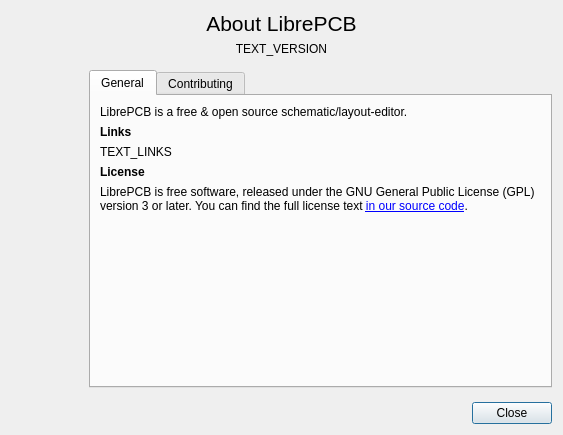
Qt form libs/librepcb/common/dialogs/aboutdialog.ui (Ainsley-Harriott/LibrePCB) before a commit.
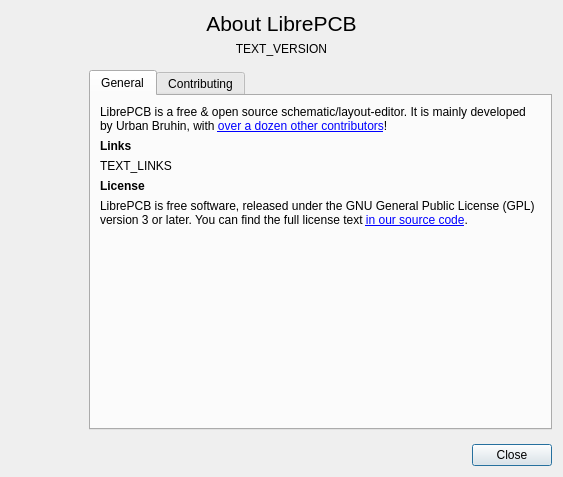
The same form after that commit. Icons and pictures are not drawn.

Commit message: AboutDialog: Mention contributors

```diff
--- a/libs/librepcb/common/dialogs/aboutdialog.ui
+++ b/libs/librepcb/common/dialogs/aboutdialog.ui
@@ -7,7 +7,7 @@
     <x>0</x>
     <y>0</y>
     <width>563</width>
-    <height>435</height>
+    <height>477</height>
    </rect>
   </property>
   <property name="windowTitle">
@@ -113,7 +113,10 @@
            <item>
             <widget class="QLabel" name="textIntro">
              <property name="text">
-              <string>LibrePCB is a free &amp; open source schematic/layout-editor.</string>
+              <string>LibrePCB is a free &amp;amp; open source schematic/layout-editor. It is mainly developed by Urban Bruhin, with &lt;a href=&quot;https://github.com/LibrePCB/LibrePCB/graphs/contributors&quot;&gt;over a dozen other contributors&lt;/a&gt;!</string>
+             </property>
+             <property name="wordWrap">
+              <bool>true</bool>
              </property>
             </widget>
            </item>
```
The commit also changes 1 other file.
